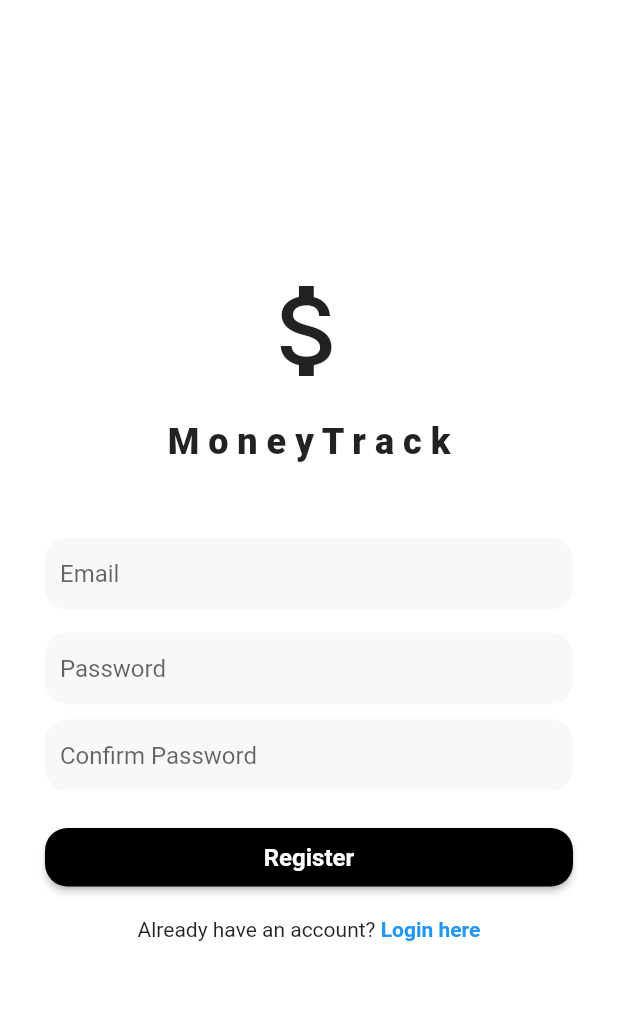
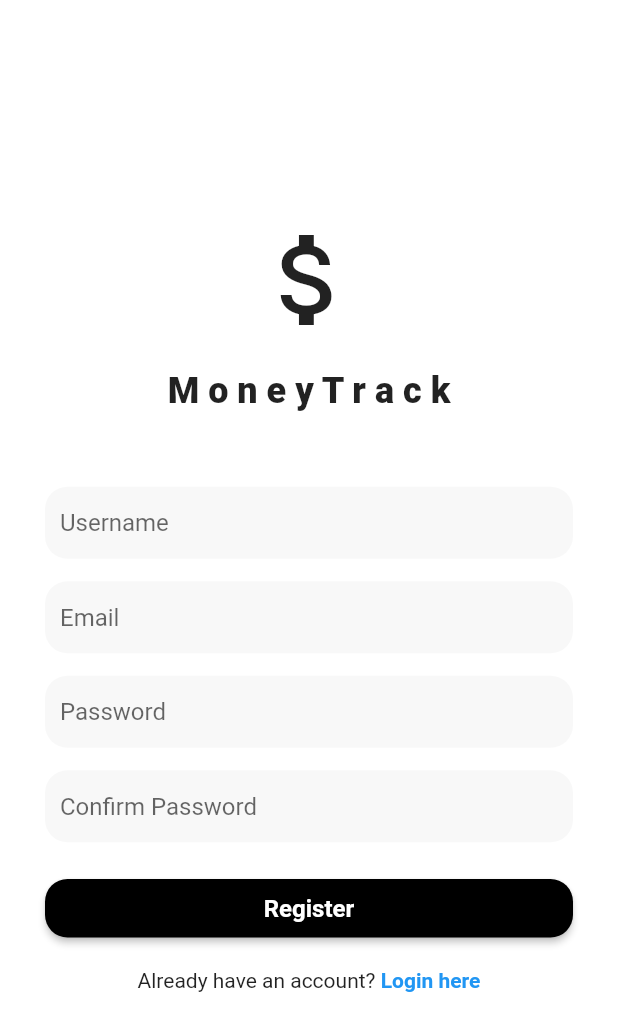
Before and after one commit to dzakybewe/flutter-money-track, a Flutter app: the screen it shows after launch, after a tap on "Register here", after a tap on "Register", on a phone screen of 412 x 824 dp. Shown: the top 1031 px of the screen. Run offline on Flutter 3.47's test engine with Material 2 defaults, Android fonts, the phone set to English and light mode, and no system bars; our stand-ins replace firebase_auth, firebase_core; accounts and stored records are empty; network calls fail.

Commit message:
commit: Added functionality to Login and Register Page

```diff
--- /dev/null
+++ b/lib/auth/authentication.dart
@@ -0,0 +1,36 @@
+import 'package:firebase_auth/firebase_auth.dart';
+
+class Authentication {
+  final FirebaseAuth _auth = FirebaseAuth.instance;
+
+  User? get currentUser => _auth.currentUser;
+  Stream<User?> get authStateChanges => _auth.authStateChanges();
+
+  // for login user
+  Future<UserCredential> signInWithEmailAndPassword({
+    required String email,
+    required String password,
+  }) async {
+    return await _auth.signInWithEmailAndPassword(
+        email: email,
+        password: password
+    );
+  }
+
+  // for create new user (register)
+  Future<UserCredential> createUserWithEmailAndPassword({
+    required String email,
+    required String password,
+  }) async {
+    return await _auth.createUserWithEmailAndPassword(
+        email: email,
+        password: password,
+    );
+  }
+
+
+  // for logout
+  Future<void> signOut() async {
+    await _auth.signOut();
+  }
+}
--- a/lib/components/my_text_field.dart
+++ b/lib/components/my_text_field.dart
@@ -14,6 +14,7 @@ class MyTextField extends StatelessWidget {
   @override
   Widget build(BuildContext context) {
     return TextField(
+      controller: controller,
       obscureText: obscureText,
       decoration: InputDecoration(
         fillColor: const Color(0xFFC4C4C4).withAlpha(30),
@@ -22,7 +23,7 @@ class MyTextField extends StatelessWidget {
             borderRadius: BorderRadius.circular(15),
             borderSide: BorderSide.none),
         hintText: hintText,
-        contentPadding: EdgeInsets.all(10)),
+        contentPadding: const EdgeInsets.all(10)),
     );
   }
 }
--- a/lib/main.dart
+++ b/lib/main.dart
@@ -1,7 +1,13 @@
+import 'package:firebase_core/firebase_core.dart';
 import 'package:flutter/material.dart';
-import 'package:flutter_money_track/auth/login_or_register.dart';
+import 'package:flutter_money_track/firebase_options.dart';
+import 'package:flutter_money_track/pages/auth_page.dart';
 
-void main() {
+Future<void> main() async {
+  WidgetsFlutterBinding.ensureInitialized();
+  await Firebase.initializeApp(
+    options: DefaultFirebaseOptions.currentPlatform
+  );
   runApp(const MyApp());
 }
 
@@ -13,7 +19,7 @@ class MyApp extends StatelessWidget {
   Widget build(BuildContext context) {
     return const MaterialApp(
       debugShowCheckedModeBanner: false,
-      home: LoginOrRegister(),
+      home: AuthPage(),
     );
   }
 }
--- /dev/null
+++ b/lib/pages/auth_page.dart
@@ -0,0 +1,29 @@
+import 'package:firebase_auth/firebase_auth.dart';
+import 'package:flutter/material.dart';
+import 'package:flutter_money_track/auth/authentication.dart';
+import 'package:flutter_money_track/auth/login_or_register.dart';
+
+import 'home_page.dart';
+
+class AuthPage extends StatefulWidget {
+  const AuthPage({super.key});
+
+  @override
+  State<AuthPage> createState() => _AuthPageState();
+}
+
+class _AuthPageState extends State<AuthPage> {
+  @override
+  Widget build(BuildContext context) {
+    return StreamBuilder<User?>(
+      stream: Authentication().authStateChanges,
+      builder: (context, snapshot) {
+        if (snapshot.hasData) {
+          return HomePage();
+        } else {
+          return const LoginOrRegister();
+        }
+      },
+    );
+  }
+}
--- a/lib/pages/register_page.dart
+++ b/lib/pages/register_page.dart
@@ -1,20 +1,56 @@
+import 'package:firebase_auth/firebase_auth.dart';
 import 'package:flutter/material.dart';
+import 'package:flutter_money_track/auth/authentication.dart';
 import 'package:flutter_money_track/components/my_button.dart';
 import 'package:flutter_money_track/components/my_text_field.dart';
+import 'package:flutter_money_track/supportwidgets/support_widgets_functions.dart';
 
-class RegisterPage extends StatelessWidget {
-  // Text Editing Controller
-  final emailController = TextEditingController();
-  final passwordController = TextEditingController();
-  final confirmPasswordController = TextEditingController();
 
+class RegisterPage extends StatefulWidget {
   final void Function()? onPressed;
 
-  RegisterPage({super.key, required this.onPressed});
+  const RegisterPage({super.key, required this.onPressed});
 
-  // Login Method
-  void register(){
+  @override
+  State<RegisterPage> createState() => _RegisterPageState();
+}
 
+class _RegisterPageState extends State<RegisterPage> {
+  // Text Editing Controller
+  final TextEditingController usernameController = TextEditingController();
+  final TextEditingController emailController = TextEditingController();
+  final TextEditingController passwordController = TextEditingController();
+  final TextEditingController confirmPasswordController = TextEditingController();
+
+  // Register Method
+  Future<void> createUserWithEmailAndPassword() async {
+    showDialog(
+        context: context,
+        builder: (context)
+        => const Center(
+          child: CircularProgressIndicator(),
+        )
+    );
+
+    if (passwordController.text != confirmPasswordController.text){
+      // loading popup
+      Navigator.pop(context);
+
+      displayPopupMessage('Passwords don\'t match!', context);
+    } else {
+      try {
+        UserCredential userCredential = await Authentication().createUserWithEmailAndPassword(
+            email: emailController.text,
+            password: passwordController.text
+        );
+
+        if(context.mounted) return Navigator.pop(context);
+      } on FirebaseAuthException catch(e) {
+        if(context.mounted) return Navigator.pop(context);
+
+        if(context.mounted) return displayPopupMessage(e.message!, context);
+      }
+    }
   }
 
   @override
@@ -48,6 +84,15 @@ class RegisterPage extends StatelessWidget {
 
                   const SizedBox(height: 50),
 
+                  // Username Field
+                  MyTextField(
+                    controller: usernameController,
+                    hintText: 'Username',
+                    obscureText: false,
+                  ),
+
+                  const SizedBox(height: 15),
+
                   // Email Field
                   MyTextField(
                     controller: emailController,
@@ -64,10 +109,10 @@ class RegisterPage extends StatelessWidget {
                     obscureText: true,
                   ),
 
-                  const SizedBox(height: 10),
+                  const SizedBox(height: 15),
 
                   MyTextField(
-                    controller: passwordController,
+                    controller: confirmPasswordController,
                     hintText: 'Confirm Password',
                     obscureText: true,
                   ),
@@ -77,9 +122,8 @@ class RegisterPage extends StatelessWidget {
                   // Login Button
                   MyButton(
                       text: 'Register',
-                      onTap: register
+                      onTap: createUserWithEmailAndPassword
                   ),
-
 
                   // Don't have an account, register
                   Row(
@@ -87,7 +131,7 @@ class RegisterPage extends StatelessWidget {
                     children: [
                       const Text('Already have an account? '),
                       TextButton(
-                        onPressed: onPressed,
+                        onPressed: widget.onPressed,
                         style: TextButton.styleFrom(
                             padding: EdgeInsets.zero
                         ),
--- a/pubspec.yaml
+++ b/pubspec.yaml
@@ -35,6 +35,8 @@ dependencies:
   # The following adds the Cupertino Icons font to your application.
   # Use with the CupertinoIcons class for iOS style icons.
   cupertino_icons: ^1.0.2
+  firebase_core: 2.13.1
+  firebase_auth: 4.6.2
 
 dev_dependencies:
   flutter_test:
@@ -45,7 +47,7 @@ dev_dependencies:
   # activated in the `analysis_options.yaml` file located at the root of your
   # package. See that file for information about deactivating specific lint
   # rules and activating additional ones.
-  flutter_lints: ^2.0.0
+  flutter_lints: ^3.0.1
 
 # For information on the generic Dart part of this file, see the
 # following page: https://dart.dev/tools/pub/pubspec
```
Also changed, not shown: lib/components/my_button.dart (+21 -19 lines), lib/pages/home_page.dart (added, +39 -0 lines), lib/pages/login_page.dart (+45 -24 lines), lib/supportwidgets/support_widgets_functions.dart (added, +10 -0 lines), lib/firebase_options.dart (added), pubspec.lock, 7 other files.
